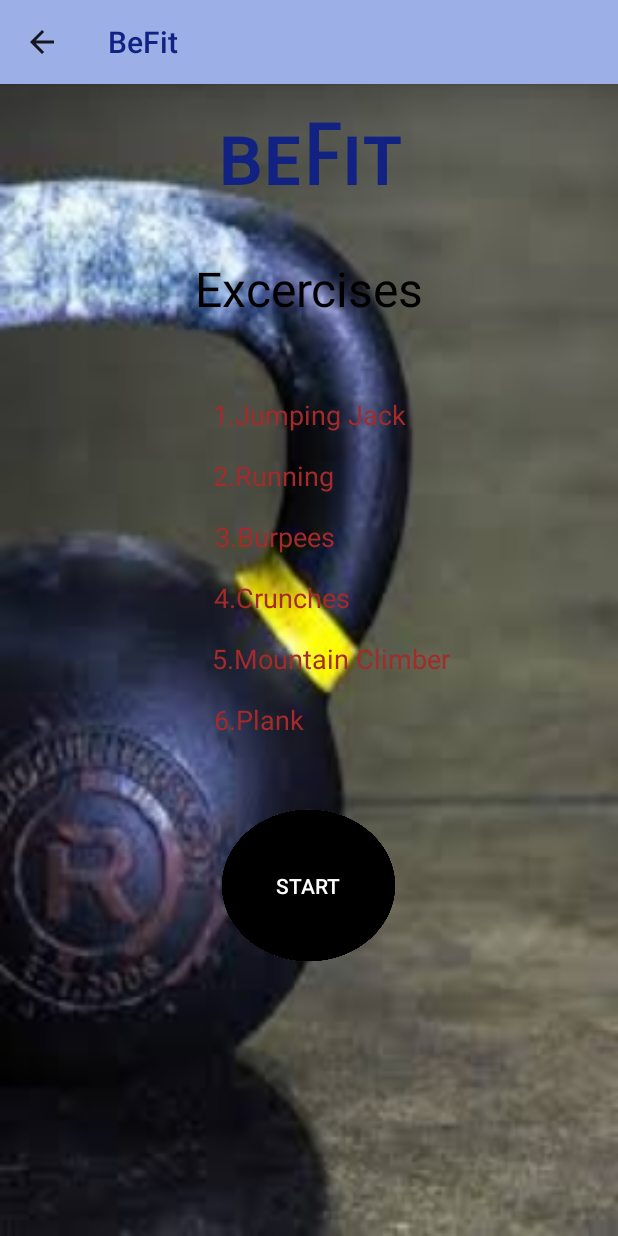
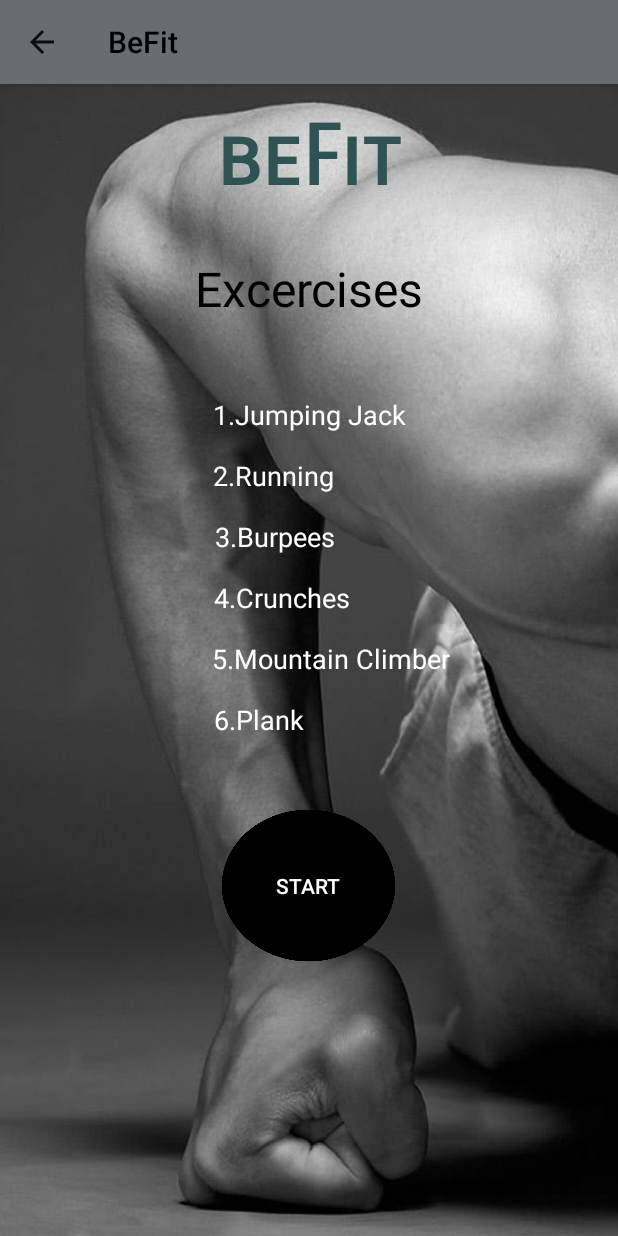
Before and after one commit to rohit510/BeFit, an Android app: the cardioMenu screen opened directly, with no data from a screen before it, on a phone screen of 412 x 824 dp. Run offline under Robolectric (Android 15) with nearby library versions, the phone set to English and light mode, and no system bars.

Commit message:
UI changes

```diff
--- a/app/build.gradle
+++ b/app/build.gradle
@@ -27,4 +27,6 @@ dependencies {
     androidTestImplementation 'androidx.test:runner:1.2.0'
     androidTestImplementation 'androidx.test.espresso:espresso-core:3.2.0'
     implementation 'com.google.android.material:material:1.1.0'
+
+
 }
--- a/app/src/main/java/com/myapp/befit/MainActivity.java
+++ b/app/src/main/java/com/myapp/befit/MainActivity.java
@@ -29,6 +29,8 @@ public class MainActivity extends AppCompatActivity {
 
         Toolbar myToolbar = (Toolbar) findViewById(R.id.my_toolbar);
         setSupportActionBar(myToolbar);
+        //getSupportActionBar().setLogo(R.mipmap.app_icon);
+
 
         workout = (ImageButton) findViewById(R.id.workoutButton);
         cardio = (ImageButton) findViewById(R.id.cardioButton);
--- a/app/src/main/res/layout/activity_about_developer.xml
+++ b/app/src/main/res/layout/activity_about_developer.xml
@@ -4,7 +4,7 @@
     xmlns:tools="http://schemas.android.com/tools"
     android:layout_width="match_parent"
     android:layout_height="match_parent"
-    android:background="#9CAFE6"
+    android:background="#686D70"
     tools:context=".about_developer">
 
     <TextView
@@ -18,7 +18,7 @@
         android:text="@string/title"
         android:textAlignment="center"
         android:textAllCaps="false"
-        android:textColor="#112283"
+        android:textColor="#2F5353"
         android:textSize="55sp"
         android:textStyle="bold"
         android:typeface="normal"
--- a/app/src/main/res/layout/activity_cardio_menu.xml
+++ b/app/src/main/res/layout/activity_cardio_menu.xml
@@ -4,15 +4,15 @@
     xmlns:tools="http://schemas.android.com/tools"
     android:layout_width="match_parent"
     android:layout_height="match_parent"
-    android:background="@drawable/bg_cardio"
+    android:background="@drawable/bg_main"
     tools:context=".cardioMenu">
 
     <androidx.appcompat.widget.Toolbar
         android:id="@+id/my_toolbar"
         android:layout_width="match_parent"
         android:layout_height="?attr/actionBarSize"
-        android:background="#9CAFE6"
-        app:titleTextColor="#112283"
+        android:background="#686D70"
+        app:titleTextColor="#000000"
         android:elevation="4dp"
         android:theme="@style/ThemeOverlay.AppCompat.ActionBar"
         app:popupTheme="@style/ThemeOverlay.AppCompat.Light" />
@@ -40,7 +40,7 @@
         android:layout_marginTop="50dp"
         android:layout_marginEnd="8dp"
         android:text="@string/cardio1"
-        android:textColor="#a52a2a"
+        android:textColor="@android:color/background_light"
         android:textSize="18sp"
         app:layout_constraintEnd_toEndOf="parent"
         app:layout_constraintStart_toStartOf="parent"
@@ -54,7 +54,7 @@
         android:layout_marginTop="16dp"
         android:layout_marginEnd="8dp"
         android:text="@string/cardio2"
-        android:textColor="#a52a2a"
+        android:textColor="@android:color/background_light"
         android:textSize="18sp"
         app:layout_constraintEnd_toEndOf="parent"
         app:layout_constraintHorizontal_bias="0.425"
@@ -69,7 +69,7 @@
         android:layout_marginTop="16dp"
         android:layout_marginEnd="8dp"
         android:text="@string/cardio3"
-        android:textColor="#a52a2a"
+        android:textColor="@android:color/background_light"
         android:textSize="18sp"
         app:layout_constraintEnd_toEndOf="parent"
         app:layout_constraintHorizontal_bias="0.428"
@@ -84,7 +84,7 @@
         android:layout_marginTop="16dp"
         android:layout_marginEnd="8dp"
         android:text="@string/cardio4"
-        android:textColor="#a52a2a"
+        android:textColor="@android:color/background_light"
         android:textSize="18sp"
         app:layout_constraintEnd_toEndOf="parent"
         app:layout_constraintHorizontal_bias="0.442"
@@ -99,7 +99,7 @@
         android:layout_marginTop="16dp"
         android:layout_marginEnd="8dp"
         android:text="@string/cardio5"
-        android:textColor="#a52a2a"
+        android:textColor="@android:color/background_light"
         android:textSize="18sp"
         app:layout_constraintEnd_toEndOf="parent"
         app:layout_constraintHorizontal_bias="0.562"
@@ -114,7 +114,7 @@
         android:layout_marginTop="16dp"
         android:layout_marginEnd="8dp"
         android:text="@string/cardio6"
-        android:textColor="#a52a2a"
+        android:textColor="@android:color/background_light"
         android:textSize="18sp"
         app:layout_constraintEnd_toEndOf="parent"
         app:layout_constraintHorizontal_bias="0.401"
@@ -145,7 +145,7 @@
         android:text="@string/title"
         android:textAlignment="center"
         android:textAllCaps="false"
-        android:textColor="#112283"
+        android:textColor="#2F5353"
         android:textSize="55sp"
         android:textStyle="bold"
         android:typeface="normal"
--- a/app/src/main/res/menu/appbar_menu.xml
+++ b/app/src/main/res/menu/appbar_menu.xml
@@ -1,4 +1,5 @@
 <?xml version="1.0" encoding="utf-8"?>
+
 <menu xmlns:android="http://schemas.android.com/apk/res/android"
     xmlns:app="http://schemas.android.com/apk/res-auto">
 
--- a/app/src/main/res/values/colors.xml
+++ b/app/src/main/res/values/colors.xml
@@ -1,6 +1,6 @@
 <?xml version="1.0" encoding="utf-8"?>
 <resources>
-    <color name="colorPrimary">#008577</color>
-    <color name="colorPrimaryDark">#00574B</color>
-    <color name="colorAccent">#D81B37</color>
+    <color name="colorPrimary">#4f4e4d</color>
+    <color name="colorPrimaryDark">#686D70</color>
+    <color name="colorAccent">#2F5353</color>
 </resources>
--- a/app/src/main/res/values/strings.xml
+++ b/app/src/main/res/values/strings.xml
@@ -19,8 +19,9 @@
     <string name="startCardio">Start</string>
     <string name="breakText">BREAK!</string>
     <string name="endText">END</string>
+    <string name="chooseExercise">Choose Your Exercises</string>
 
     <string name="developer_name">ROHIT CHOUDHARY</string>
     <string name="developer_address">Bangalore,India</string>
-    <string name="about_developer">I\'m a student pursuing Information Science and Engineering from SJB Institute Of Technology,Bangalore,Karnataka,India</string>
+    <string name="about_developer">I\'m a student pursuing Information Science and Engineering from SJB Institute Of Technology,Bangalore</string>
 </resources>
--- a/app/src/main/res/values/styles.xml
+++ b/app/src/main/res/values/styles.xml
@@ -6,6 +6,7 @@
         <item name="colorPrimary">@color/colorPrimary</item>
         <item name="colorPrimaryDark">@color/colorPrimaryDark</item>
         <item name="colorAccent">@color/colorAccent</item>
+        <item name="android:statusBarColor">#4f4e4d</item>
     </style>
 
 </resources>
```
Also changed, not shown: app/src/main/AndroidManifest.xml (+10 -6 lines), app/src/main/java/com/myapp/befit/selectWorkouts.java (added, +14 -0 lines), app/src/main/res/layout/activity_cardio_start.xml (+4 -4 lines), app/src/main/res/layout/activity_main.xml (+5 -4 lines), app/src/main/res/layout/activity_select_workouts.xml (added, +9 -0 lines), app/src/main/res/layout/activity_workout_list.xml (+9 -9 lines), app/src/main/res/layout/activity_workout_menu.xml (+4 -4 lines), app/src/main/res/layout/activity_workout_start.xml (+4 -4 lines).
